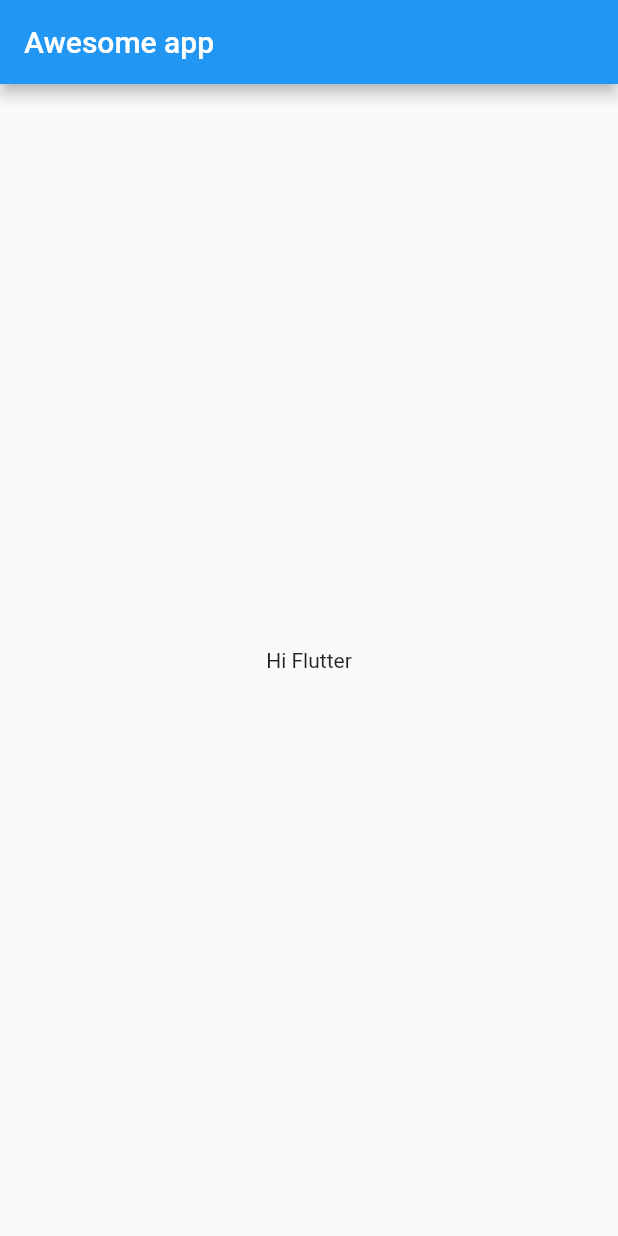
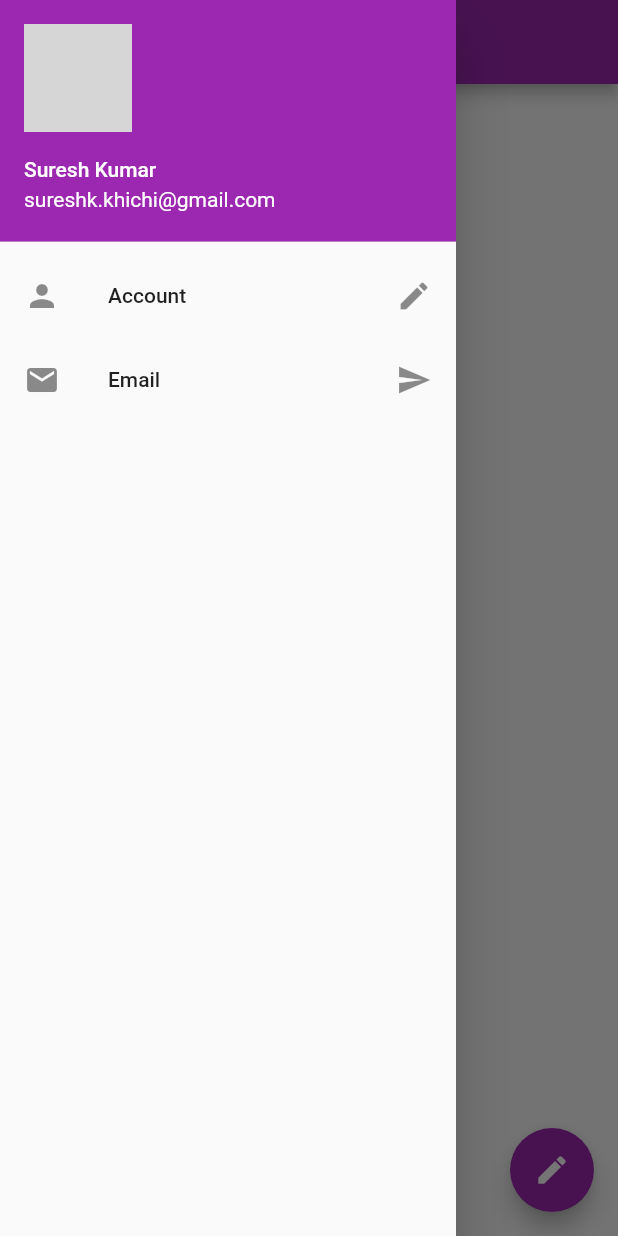
Before and after one commit to Sureshkkhichi/app-flutter, a Flutter app: the screen it shows after launch, with the side drawer open (before the commit the screen has no drawer), on a phone screen of 412 x 824 dp. Run offline on Flutter 3.47's test engine with Material 2 defaults, Android fonts, the phone set to English and light mode, and no system bars; network calls fail; grey boxes are pictures that could not be loaded.

Commit message:
initial commit

```diff
--- a/lib/main.dart
+++ b/lib/main.dart
@@ -1,21 +1,59 @@
+// ignore_for_file: prefer_const_constructors, prefer_const_literals_to_create_immutables
+
 import 'package:flutter/material.dart';
 
 void main() {
   runApp(MaterialApp(
     title: "Awesome App",
     home: HomePage(),
+    theme: ThemeData(primarySwatch: Colors.purple),
   ));
 }
 
 class HomePage extends StatelessWidget {
+  const HomePage({Key? key}) : super(key: key);
+
   @override
   Widget build(BuildContext context) {
     return Scaffold(
       appBar: AppBar(
-        title: Text("Awesome app"),
+        title: Text('Awesome App'),
       ),
-      body: Container(
-        child: Center(child: Text("Hi Flutter")),
+      body: Container(),
+      drawer: Drawer(
+        child: ListView(
+          padding: EdgeInsets.zero,
+          children: <Widget>[
+            // DrawerHeader(
+            //   child: Text("Hi, I am drawer",
+            //       style: TextStyle(color: Colors.white)),
+            //   decoration: BoxDecoration(color: Colors.purple),
+            // ),
+            UserAccountsDrawerHeader(
+                accountName: Text("Suresh Kumar"),
+                accountEmail: Text("sureshk.khichi@gmail.com"),
+                currentAccountPicture: CircleAvatar(
+                  backgroundImage: NetworkImage(
+                      "https://images.unsplash.com/photo-1570295999919-56ceb5ecca61?ixid=MnwxMjA3fDB8MHxwaG90by1wYWdlfHx8fGVufDB8fHx8&ixlib=rb-1.2.1&auto=format&fit=crop&w=500&q=80"),
+                )),
+            ListTile(
+              leading: Icon(Icons.person),
+              title: Text("Account"),
+              // subtitle: Text("Personal"),
+              trailing: Icon(Icons.edit),
+            ),
+            ListTile(
+              leading: Icon(Icons.email),
+              title: Text("Email"),
+              // subtitle: Text("Personal"),
+              trailing: Icon(Icons.send),
+            ),
+          ],
+        ),
+      ),
+      floatingActionButton: FloatingActionButton(
+        onPressed: () {},
+        child: Icon(Icons.edit),
       ),
     );
   }
```
Also changed, not shown: 1 other file.
